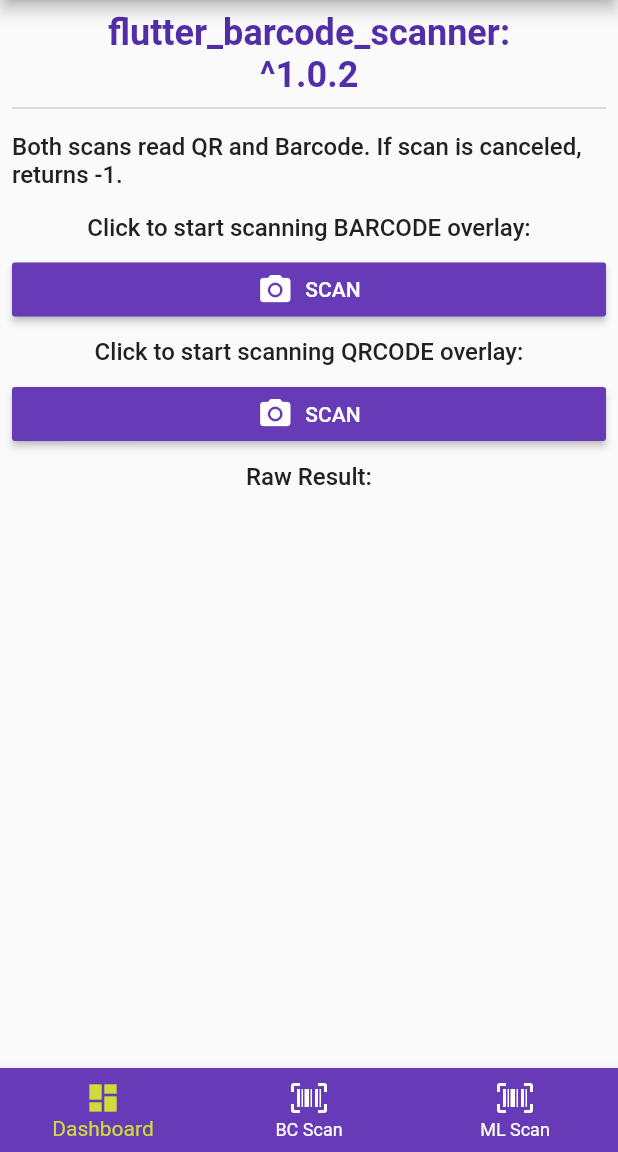
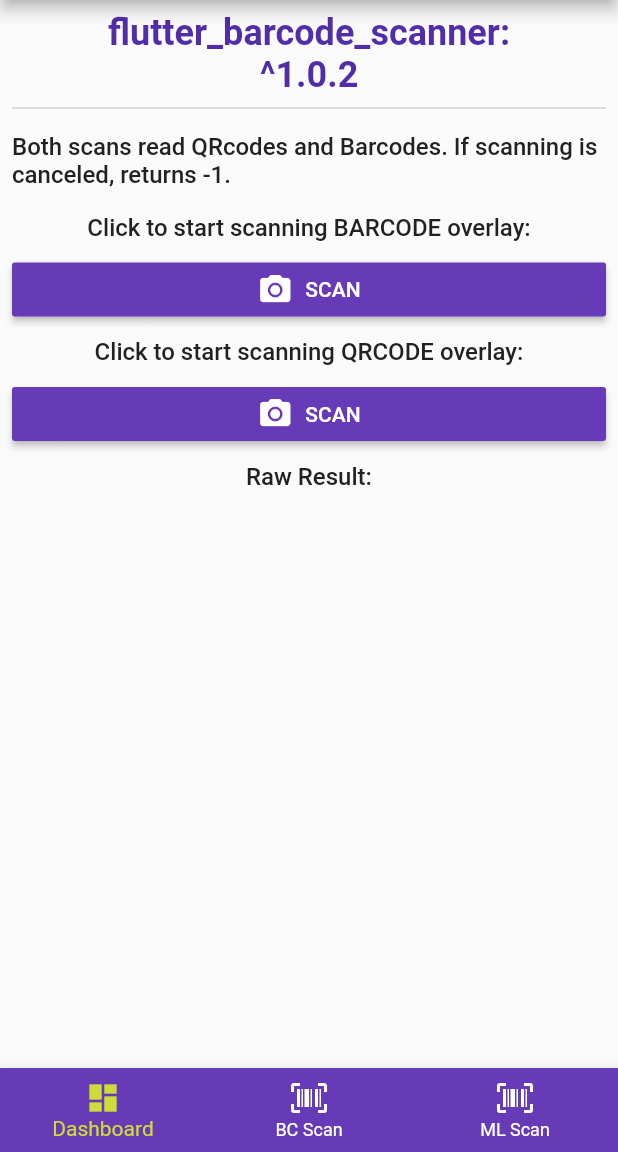
Before and after one commit to MisorWyvern/barcode_poc, a Flutter app: the screen it shows after launch, swiped to page 2, on a phone screen of 412 x 824 dp, the part 84-1236 px from its top. Run offline on Flutter 3.47's test engine with Material 2 defaults, Android fonts, the phone set to English and light mode, and no system bars; our stand-ins replace flutter_svg, image_picker; missing offline and left inert: firebase_ml_vision, flutter_barcode_scanner; accounts and stored records are empty.

Commit message:
change BC Scan Page text

```diff
--- a/lib/pages/bc_scan_page.dart
+++ b/lib/pages/bc_scan_page.dart
@@ -27,7 +27,7 @@ class _BCScanPageState extends State<BCScanPage> {
             Divider(),
             PaddedBodyText(
                 text:
-                    "Both scans read QR and Barcode. If scan is canceled, returns -1."),
+                    "Both scans read QRcodes and Barcodes. If scanning is canceled, returns -1."),
             PaddedBodyText(text: "Click to start scanning BARCODE overlay:"),
             CustomRaisedButton(
               text: "Scan",
```
